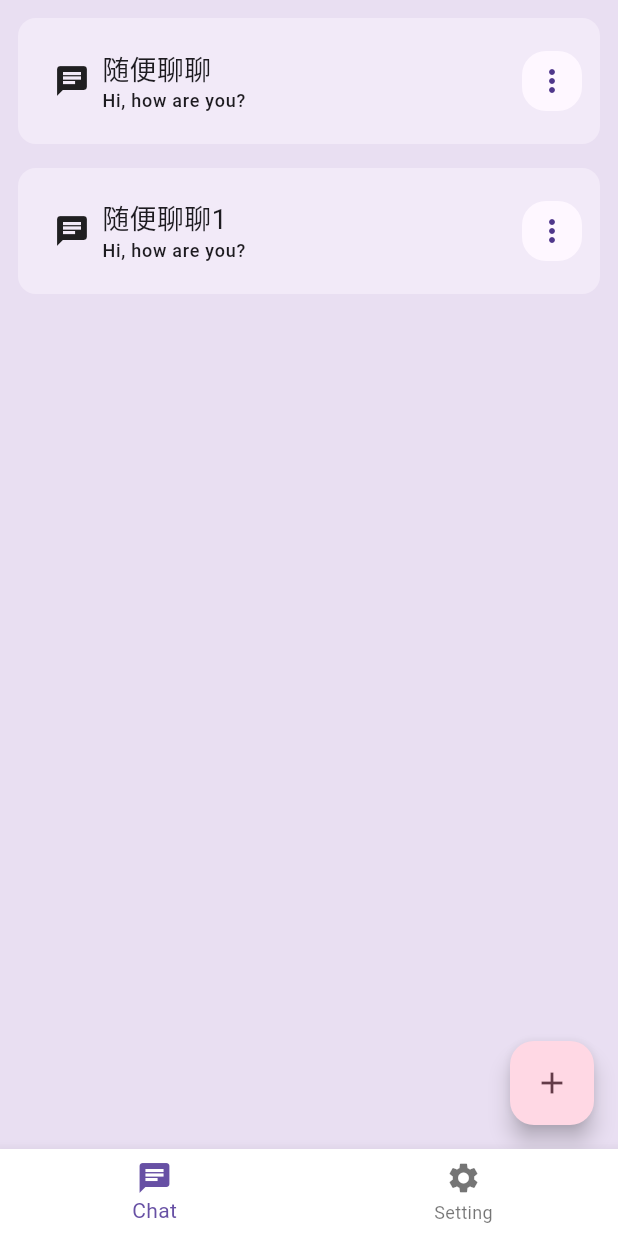
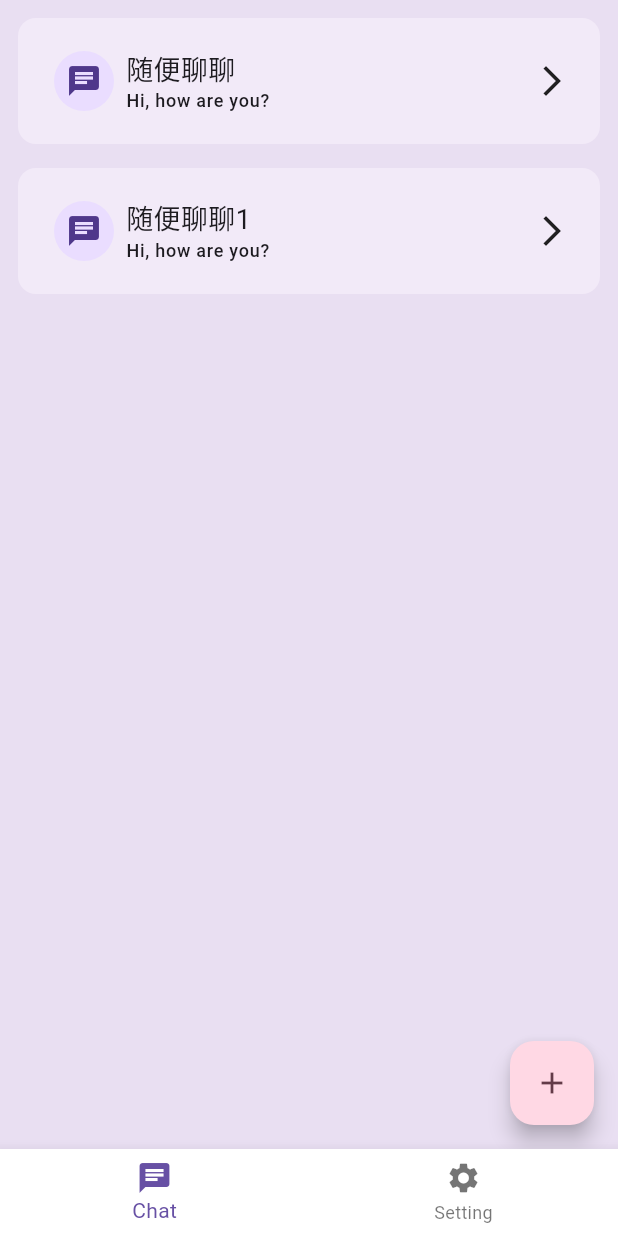
Before and after one commit to gusibi/moli_ai, a Flutter app: the screen it shows after launch, on a phone screen of 412 x 824 dp. Run offline on Flutter 3.47's test engine with Material 2 defaults, Android fonts, the phone set to English and light mode, and no system bars; our stand-ins replace flutter_spinkit.

Commit message:
fix multiple heroes

```diff
--- a/lib/main.dart
+++ b/lib/main.dart
@@ -55,7 +55,6 @@ class _MyAppState extends State<MyApp> {
                   icon: Icon(Icons.settings), label: "Setting"),
             ],
             backgroundColor: Colors.white,
-            // backgroundColor: cardColor,
             currentIndex: _selectedIndex,
             onTap: _onItemTapped,
           ),
--- a/lib/screens/chat_list_screen.dart
+++ b/lib/screens/chat_list_screen.dart
@@ -30,6 +30,7 @@ class _ChatListScreenState extends State<ChatListScreen> {
             selectedIndex: 0,
           )),
       floatingActionButton: FloatingActionButton(
+        heroTag: "newChat",
         backgroundColor: _colorScheme.tertiaryContainer,
         foregroundColor: _colorScheme.onTertiaryContainer,
         onPressed: () {},
@@ -72,6 +73,7 @@ class ChatListView extends StatelessWidget {
                 padding: const EdgeInsets.only(bottom: 8.0),
                 child: ChatCardWidget(
                   title: chats[index].title,
+                  index: index,
                   prompt: chats[index].prompt,
                   icon: chats[index].icon,
                   modelName: chats[index].modelName,
--- a/lib/widgets/chat_card_widget.dart
+++ b/lib/widgets/chat_card_widget.dart
@@ -10,6 +10,7 @@ class ChatCardWidget extends StatefulWidget {
     super.key,
     required this.title,
     this.isPreview = true,
+    this.index = 0,
     this.prompt,
     this.modelName,
     this.icon,
@@ -17,6 +18,7 @@ class ChatCardWidget extends StatefulWidget {
   });
 
   final String title;
+  final int index;
   final String? prompt;
   final String? modelName;
   final IconData? icon;
@@ -65,6 +67,7 @@ class _ChatCardWidgetState extends State<ChatCardWidget> {
             mainAxisSize: MainAxisSize.min,
             children: [
               ChatCardHeadline(
+                  index: widget.index,
                   chatInfo: ChatCardModel(
                     icon: widget.icon,
                     title: widget.title,
@@ -83,12 +86,14 @@ class _ChatCardWidgetState extends State<ChatCardWidget> {
 class ChatCardHeadline extends StatefulWidget {
   const ChatCardHeadline({
     super.key,
+    required this.index,
     required this.chatInfo,
     required this.isSelected,
   });
 
   final ChatCardModel chatInfo;
   final bool isSelected;
+  final int index;
 
   @override
   State<ChatCardHeadline> createState() => _ChatCardHeadlineState();
@@ -101,7 +106,7 @@ class _ChatCardHeadlineState extends State<ChatCardHeadline> {
   @override
   Widget build(BuildContext context) {
     return LayoutBuilder(builder: (context, constraints) {
-      return Container(
+      return SizedBox(
         height: 84,
         child: Padding(
           padding: const EdgeInsets.fromLTRB(24, 12, 12, 12),
@@ -109,7 +114,7 @@ class _ChatCardHeadlineState extends State<ChatCardHeadline> {
             mainAxisSize: MainAxisSize.max,
             crossAxisAlignment: CrossAxisAlignment.center,
             children: [
-              Icon(widget.chatInfo.icon),
+              CircleAvatar(child: Icon(widget.chatInfo.icon)),
               const Padding(padding: EdgeInsets.only(right: 8.0)),
               Expanded(
                 child: Column(
@@ -137,14 +142,11 @@ class _ChatCardHeadlineState extends State<ChatCardHeadline> {
               // expected to overflow.
               if (constraints.maxWidth - 200 > 0) ...[
                 const Padding(padding: EdgeInsets.only(right: 8.0)),
-                SizedBox(
+                const SizedBox(
                   height: 40,
                   width: 40,
-                  child: FloatingActionButton(
-                    onPressed: () {},
-                    elevation: 0,
-                    backgroundColor: _colorScheme.surface,
-                    child: const Icon(Icons.more_vert),
+                  child: Icon(
+                    Icons.arrow_forward_ios,
                   ),
                 ),
               ]
```
